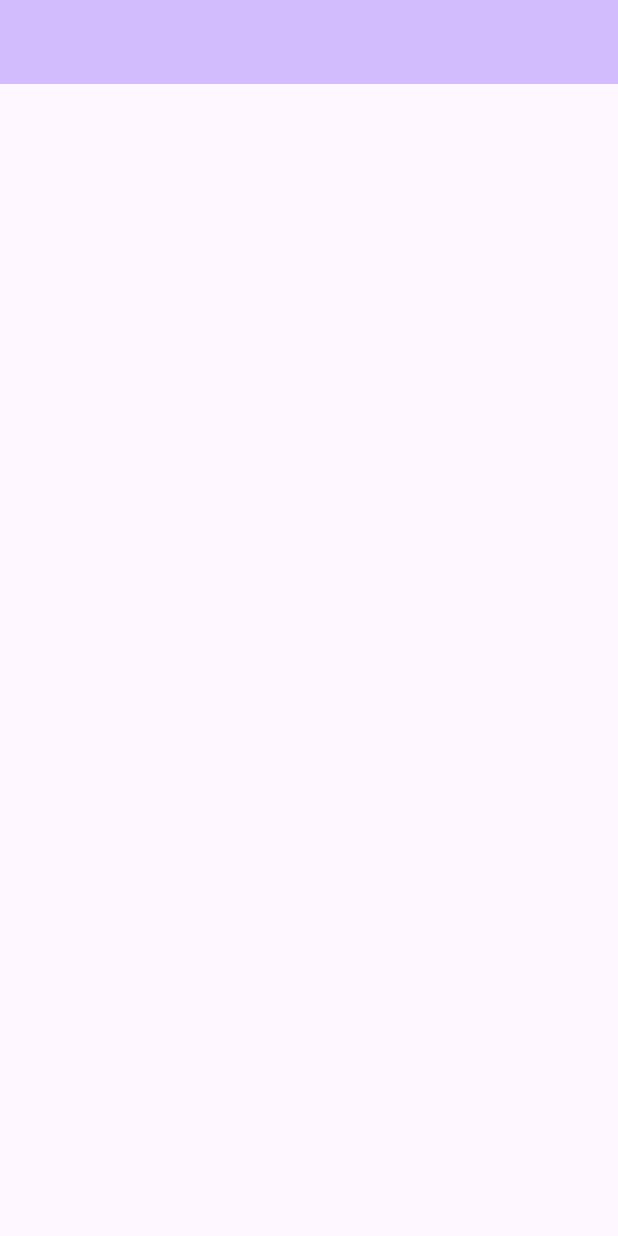
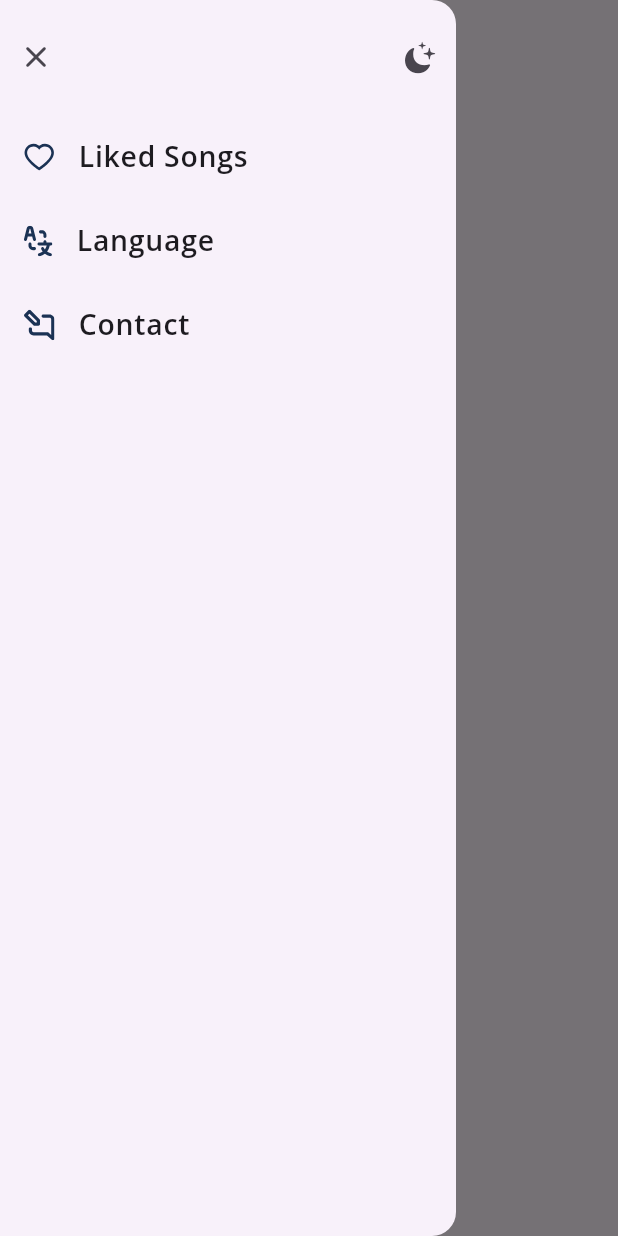
Before and after one commit to GulshirinAved/music_app, a Flutter app: the screen it shows after launch, with the side drawer open (before the commit the screen has no drawer), on a phone screen of 412 x 824 dp. Run offline on Flutter 3.47's test engine with Material 3 defaults, Android fonts, the phone set to English and light mode, and no system bars; our stand-ins replace flutter_screenutil, flutter_svg, go_router.

Commit message:
sidebar is added

```diff
--- /dev/null
+++ b/lib/config/constants/constants.dart
@@ -0,0 +1,5 @@
+//icons
+const String menu = 'assets/icons/menu.svg';
+const String heart = 'assets/icons/heart.svg';
+const String language = 'assets/icons/language.svg';
+const String contact = 'assets/icons/contact.svg';
--- /dev/null
+++ b/lib/config/theme/theme.dart
@@ -0,0 +1,12 @@
+import 'package:flutter/material.dart';
+import 'package:flutter_screenutil/flutter_screenutil.dart';
+
+class AppColors {
+  final Color whiteColor = const Color(0xffffffff);
+  final Color blackColor = const Color(0xff000000);
+  static Color darkBlueColor = const Color(0xff1B3254);
+}
+
+class AppFonts {
+  final double textFont16 = 16.5.sp;
+}
--- a/lib/main.dart
+++ b/lib/main.dart
@@ -1,27 +1,20 @@
 import 'package:flutter/material.dart';
+import 'package:flutter_screenutil/flutter_screenutil.dart';
+import 'package:music_app/config/routes/app_router.dart';
 
 void main() {
-  runApp(MaterialApp(
-    title: 'Flutter Demo',
-    theme: ThemeData(
-      colorScheme: ColorScheme.fromSeed(seedColor: Colors.deepPurple),
-      useMaterial3: true,
+  runApp(
+    ScreenUtilInit(
+      builder: (context, child) => MaterialApp.router(
+        title: 'Music App',
+        debugShowCheckedModeBanner: false,
+        theme: ThemeData(
+          colorScheme: ColorScheme.fromSeed(seedColor: Colors.deepPurple),
+          fontFamily: 'OpenSans-Regular',
+          useMaterial3: true,
+        ),
+        routerConfig: AppRouter.router,
+      ),
     ),
-    home: const MyHomePage(),
-  ));
+  );
 }
-
-class MyHomePage extends StatelessWidget {
-  const MyHomePage({
-    super.key,
-  });
-  @override
-  Widget build(BuildContext context) {
-    return Scaffold(
-      appBar: AppBar(
-        backgroundColor: Theme.of(context).colorScheme.inversePrimary,
-        title: Text(''),
-      ),
-    );
-  }
-}
--- /dev/null
+++ b/lib/presentation/CustomWidgets/appbar.dart
@@ -0,0 +1,31 @@
+import 'package:flutter/material.dart';
+import 'package:flutter_svg/svg.dart';
+import 'package:music_app/config/constants/constants.dart';
+
+class CustomAppBar extends StatelessWidget implements PreferredSizeWidget {
+  const CustomAppBar({
+    super.key,
+  });
+
+  @override
+  Widget build(BuildContext context) {
+    return AppBar(
+      leading: Builder(
+        builder: (context) => IconButton(
+          onPressed: () {
+            Scaffold.of(context).openDrawer();
+          },
+          icon: SvgPicture.asset(menu),
+        ),
+      ),
+      title: const Text(
+        'Music',
+        style: TextStyle(fontWeight: FontWeight.w600),
+      ),
+      centerTitle: true,
+    );
+  }
+
+  @override
+  Size get preferredSize => const Size.fromHeight(56);
+}
--- /dev/null
+++ b/lib/presentation/Screens/Home/components/sideBar.dart
@@ -0,0 +1,62 @@
+import 'package:flutter/cupertino.dart';
+import 'package:flutter/material.dart';
+import 'package:flutter_screenutil/flutter_screenutil.dart';
+import 'package:flutter_svg/flutter_svg.dart';
+import 'package:music_app/config/constants/constants.dart';
+import 'package:music_app/config/theme/theme.dart';
+
+class SideBar extends StatelessWidget {
+  const SideBar({
+    super.key,
+  });
+
+  @override
+  Widget build(BuildContext context) {
+    return Drawer(
+      child: ListView(
+        children: [
+          Padding(
+            padding: EdgeInsets.symmetric(vertical: 12.h),
+            child: Row(
+              mainAxisAlignment: MainAxisAlignment.spaceBetween,
+              children: [
+                IconButton(
+                  onPressed: () {
+                    Scaffold.of(context).closeDrawer();
+                  },
+                  icon: const Icon(Icons.clear_rounded),
+                ),
+                IconButton(
+                  onPressed: () {},
+                  icon: const Icon(CupertinoIcons.moon_stars_fill),
+                ),
+              ],
+            ),
+          ),
+          drawerTile(title: 'Liked Songs', icon: heart, onTap: () {}),
+          drawerTile(title: 'Language', icon: language, onTap: () {}),
+          drawerTile(title: 'Contact', icon: contact, onTap: () {}),
+        ],
+      ),
+    );
+  }
+
+  ListTile drawerTile({VoidCallback? onTap, String? title, String? icon}) {
+    return ListTile(
+      onTap: onTap,
+      leading: SvgPicture.asset(
+        icon!,
+        height: 17.h,
+        color: AppColors.darkBlueColor,
+      ),
+      minLeadingWidth: 15,
+      title: Text(
+        title!,
+        style: TextStyle(
+          fontSize: AppFonts().textFont16,
+          fontFamily: 'OpenSans-SemiBold',
+        ),
+      ),
+    );
+  }
+}
--- a/lib/presentation/Screens/Home/home_screen.dart
+++ b/lib/presentation/Screens/Home/home_screen.dart
@@ -0,0 +1,15 @@
+import 'package:flutter/material.dart';
+import 'package:music_app/presentation/CustomWidgets/appbar.dart';
+import 'package:music_app/presentation/Screens/Home/components/sideBar.dart';
+
+class HomeScreen extends StatelessWidget {
+  const HomeScreen({super.key});
+
+  @override
+  Widget build(BuildContext context) {
+    return const Scaffold(
+      drawer: SideBar(),
+      appBar: CustomAppBar(),
+    );
+  }
+}
```
Also changed, not shown: analysis_options.yaml (+120 -23 lines), lib/config/routes/app_router.dart (added, +16 -0 lines), pubspec.yaml (+15 -73 lines), assets/fonts/OpenSans-Regular.ttf (added), assets/fonts/OpenSans-SemiBold.ttf (added), assets/icons/contact.svg (added), assets/icons/heart.svg (added), assets/icons/language.svg (added), assets/icons/menu.svg (added), pubspec.lock.
